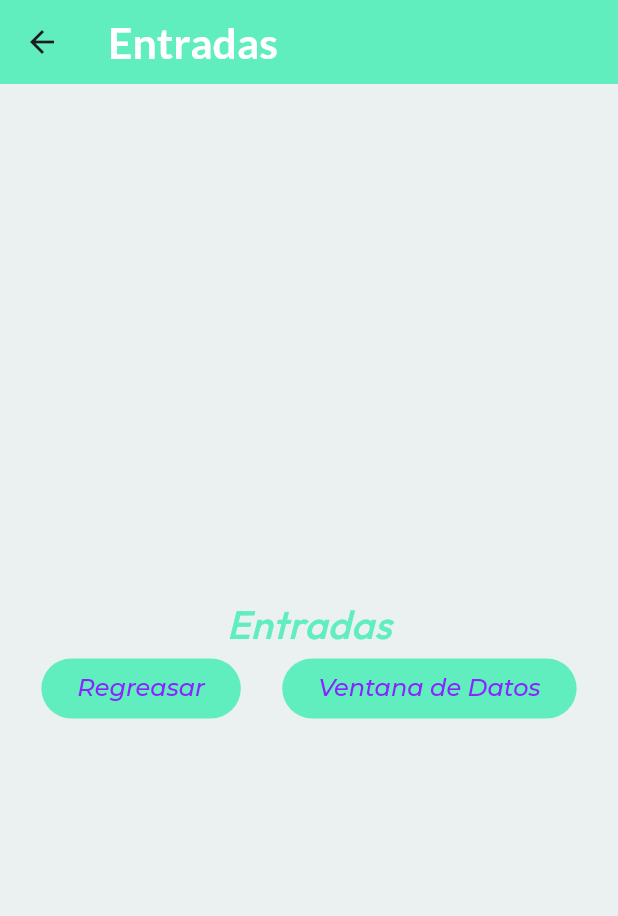
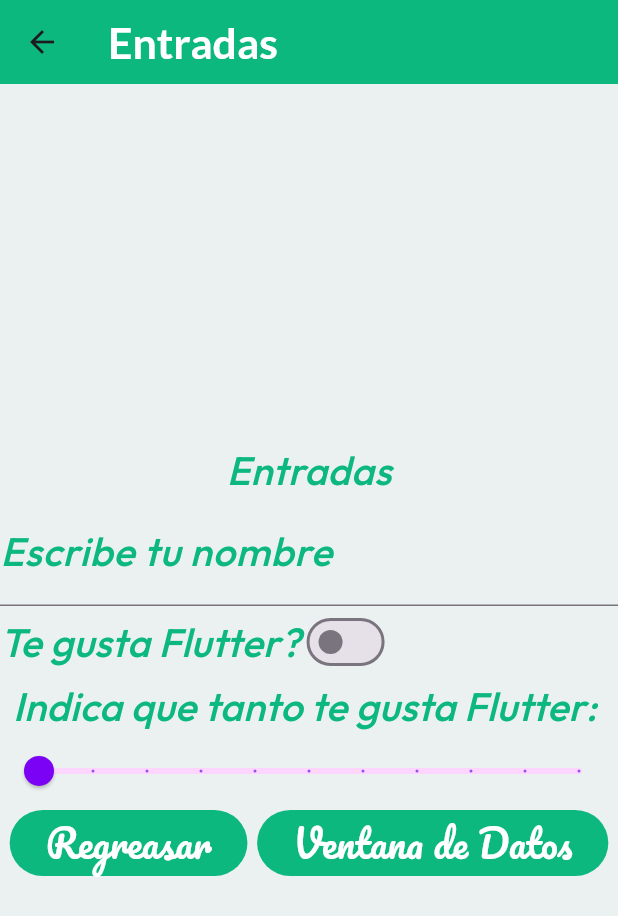
Before and after one commit to lauraHerSan01/componentes_flutter, a Flutter app: the InputsScreenState screen opened directly, on a phone screen of 412 x 824 dp. Shown: the top 916 px of the screen. Run offline on Flutter 3.47's test engine with Material 3 defaults, Android fonts, the phone set to English and light mode, and no system bars; our stand-ins replace google_fonts.

Commit message:
Adding widgets to InputsScreen

```diff
--- a/lib/Screens/inputs_screen.dart
+++ b/lib/Screens/inputs_screen.dart
@@ -9,6 +9,8 @@ class InputsScreenState extends StatefulWidget {
 }
 
 class _InputsScreenStateState extends State<InputsScreenState> {
+  bool switchValue = false; // controlar el widget switch
+  double sliderValue = 0.0;
   @override
   Widget build(BuildContext context) {
      return Scaffold(
@@ -22,18 +24,21 @@ class _InputsScreenStateState extends State<InputsScreenState> {
             'Entradas',
             style: AppTheme.lightTheme.textTheme.headlineLarge,
           ),
-          Row(
+          entradaNombre(),
+          entradaSwitch(),
+          entradaSlider(),
+          const Row(
             mainAxisAlignment: MainAxisAlignment.spaceEvenly,
             children: [
               ElevatedButton(
                 onPressed: null,
                 child: Text('Regreasar',
-                    style: AppTheme.lightTheme.textTheme.bodySmall),
+                )
               ),
               ElevatedButton(
                 onPressed: null,
                 child: Text('Ventana de Datos',
-                    style: AppTheme.lightTheme.textTheme.bodySmall),
+                )
               ),
             ],
           ),
@@ -41,4 +46,62 @@ class _InputsScreenStateState extends State<InputsScreenState> {
       ),
     );
   }
+
+  TextField entradaNombre() {
+    return TextField(
+          style: AppTheme.lightTheme.textTheme.headlineMedium,
+          decoration: InputDecoration(
+            border: const UnderlineInputBorder(),
+            labelText: 'Escribe tu nombre',
+            labelStyle: AppTheme.lightTheme.textTheme.headlineLarge,
+          ),
+        );
+  }
+
+  Row entradaSwitch(){
+    return Row(
+      mainAxisAlignment: MainAxisAlignment.start,
+      children: <Widget>[
+        Text(
+          'Te gusta Flutter?',
+          style: AppTheme.lightTheme.textTheme.headlineLarge,
+        ),
+        Switch(
+          value: switchValue,
+          onChanged: (value){
+            setState(() {
+              switchValue = value;
+            });
+          })
+      ],
+    );
+  }
+
+  Column entradaSlider(){
+    return Column(
+      mainAxisAlignment: MainAxisAlignment.center,
+    children: <Widget>[
+      Text('Indica que tanto te gusta Flutter: ',
+      style: AppTheme.lightTheme.textTheme.headlineLarge,
+      ),
+      Slider(
+        min: 0.0,
+        max: 10.0,
+        activeColor:const Color.fromARGB(255, 155, 79, 241),
+        thumbColor:const Color.fromARGB(255, 124, 2, 245),
+        inactiveColor:const Color.fromARGB(255, 252, 214, 255),
+        value: sliderValue,
+        divisions: 10,
+        label: '${sliderValue.round()}',
+        onChanged: (value){
+          setState(() {
+            sliderValue = value;
+            print('Se cambio el slider: $sliderValue');
+          });
+        }),
+    ],
+    );
+
+  }
+
 }
--- a/lib/theme/app_theme.dart
+++ b/lib/theme/app_theme.dart
@@ -3,7 +3,7 @@ import 'package:flutter/material.dart';
 import 'package:google_fonts/google_fonts.dart';
 class AppTheme{
 //Constantes de color primario
-  static const primatyColor = Color.fromARGB(255, 97, 238, 191);
+  static const primatyColor = Color.fromARGB(255, 13, 184, 127);
   //constante de color secundario
   static const secondaryColor = Color.fromARGB(255, 137, 35, 255);
   //cponstante de color de fondo
@@ -49,6 +49,11 @@ class AppTheme{
         // decorationStyle: TextDecorationStyle.wavy,
         // decorationThickness: 3.0,
       ),
+      headlineMedium: GoogleFonts.montserrat(
+        color: secondaryColor,
+        fontSize: 21.5,
+        fontWeight: FontWeight.bold,
+      ),
       //estilo para text muy pequeño
       bodySmall: GoogleFonts.montserrat(
         color: secondaryColor,
```
